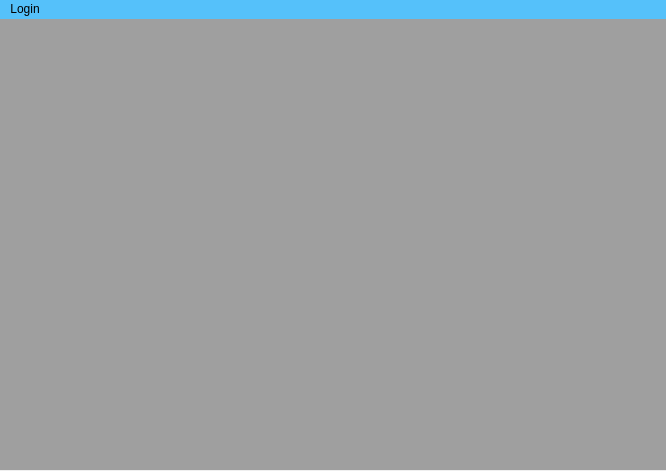
First picture: the form in src/000_mdi.ui, repository rvqzs/tresPatitos, before the edit.
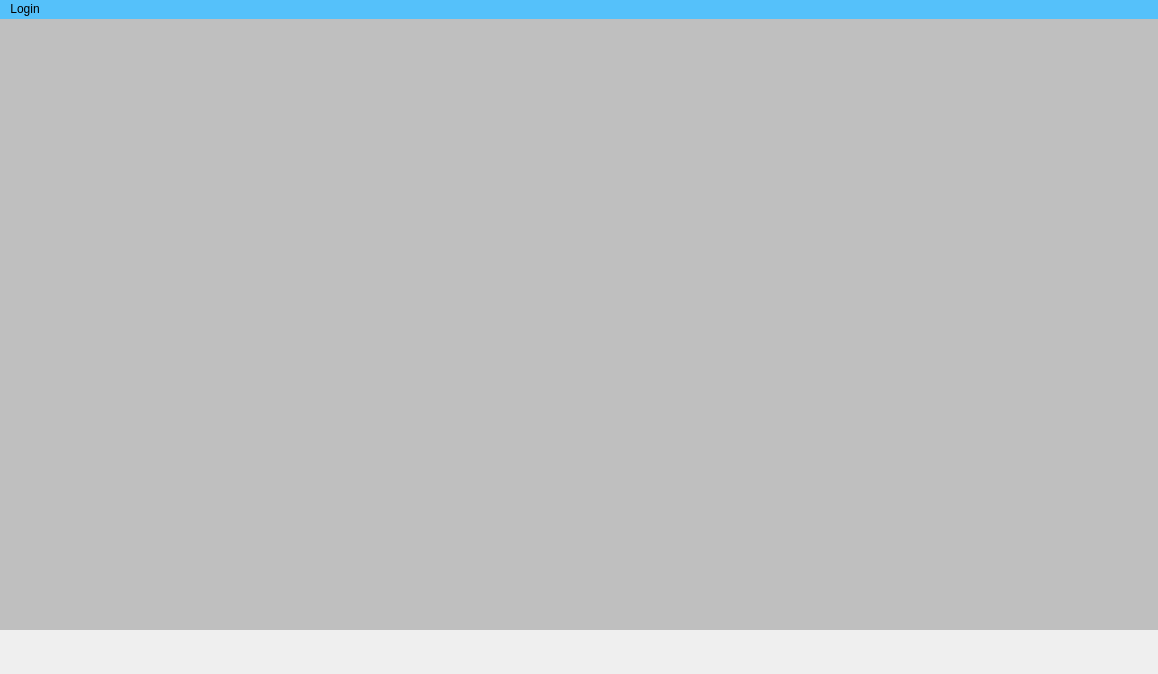
Second picture: the form after the edit. Icons and pictures are not drawn.

Diff of the .ui file:
```diff
--- a/src/000_mdi.ui
+++ b/src/000_mdi.ui
@@ -6,8 +6,8 @@
    <rect>
     <x>0</x>
     <y>0</y>
-    <width>666</width>
-    <height>471</height>
+    <width>1158</width>
+    <height>674</height>
    </rect>
   </property>
   <property name="sizePolicy">
@@ -41,10 +41,16 @@
      <rect>
       <x>0</x>
       <y>0</y>
-      <width>671</width>
-      <height>451</height>
+      <width>1161</width>
+      <height>611</height>
      </rect>
     </property>
+    <property name="sizePolicy">
+     <sizepolicy hsizetype="Preferred" vsizetype="Preferred">
+      <horstretch>0</horstretch>
+      <verstretch>0</verstretch>
+     </sizepolicy>
+    </property>
     <property name="mouseTracking">
      <bool>false</bool>
     </property>
@@ -58,7 +64,7 @@
      <bool>false</bool>
     </property>
     <property name="styleSheet">
-     <string notr="true"/>
+     <string notr="true">background-color: rgb(71, 145, 140);</string>
     </property>
     <property name="frameShape">
      <enum>QFrame::NoFrame</enum>
@@ -72,17 +78,83 @@
     <property name="sizeAdjustPolicy">
      <enum>QAbstractScrollArea::AdjustToContentsOnFirstShow</enum>
     </property>
+    <property name="background">
+     <brush brushstyle="SolidPattern">
+      <color alpha="255">
+       <red>191</red>
+       <green>191</green>
+       <blue>191</blue>
+      </color>
+     </brush>
+    </property>
     <property name="viewMode">
      <enum>QMdiArea::SubWindowView</enum>
     </property>
    </widget>
+   <widget class="QLabel" name="label">
+    <property name="geometry">
+     <rect>
+      <x>950</x>
+      <y>520</y>
+      <width>91</width>
+      <height>71</height>
+     </rect>
+    </property>
+    <property name="text">
+     <string/>
+    </property>
+    <property name="pixmap">
+     <pixmap>../res/iconMDI.png</pixmap>
+    </property>
+    <property name="scaledContents">
+     <bool>true</bool>
+    </property>
+   </widget>
+   <widget class="QLabel" name="label_2">
+    <property name="geometry">
+     <rect>
+      <x>850</x>
+      <y>520</y>
+      <width>91</width>
+      <height>71</height>
+     </rect>
+    </property>
+    <property name="text">
+     <string/>
+    </property>
+    <property name="pixmap">
+     <pixmap>../res/iconMDI.png</pixmap>
+    </property>
+    <property name="scaledContents">
+     <bool>true</bool>
+    </property>
+   </widget>
+   <widget class="QLabel" name="label_3">
+    <property name="geometry">
+     <rect>
+      <x>1050</x>
+      <y>520</y>
+      <width>91</width>
+      <height>71</height>
+     </rect>
+    </property>
+    <property name="text">
+     <string/>
+    </property>
+    <property name="pixmap">
+     <pixmap>../res/iconMDI.png</pixmap>
+    </property>
+    <property name="scaledContents">
+     <bool>true</bool>
+    </property>
+   </widget>
   </widget>
   <widget class="QMenuBar" name="menubar">
    <property name="geometry">
     <rect>
      <x>0</x>
      <y>0</y>
-     <width>666</width>
+     <width>1158</width>
      <height>22</height>
     </rect>
    </property>
```
Left out of the diff: 6 changed lines with no effect on the pictures.
